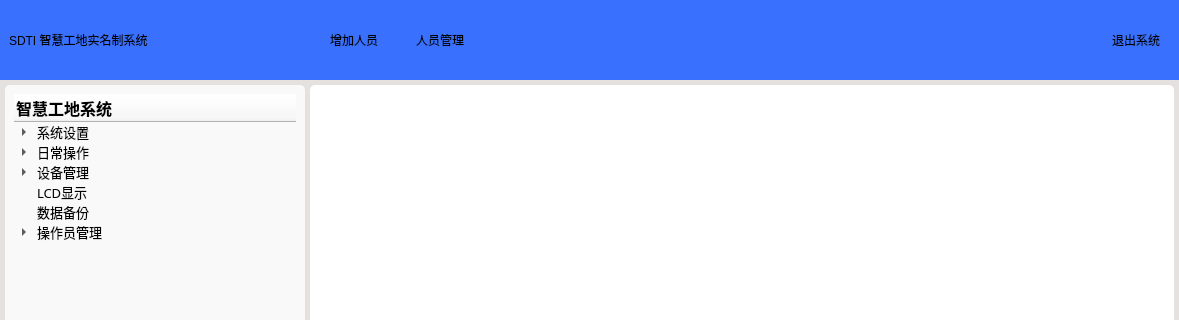
Qt form views/mainUi.ui (jamesandjim/wisdom_site) before a commit; both pictures show x 0 to 1179 and y 0 to 320 of the 1179 by 800 pixel window.
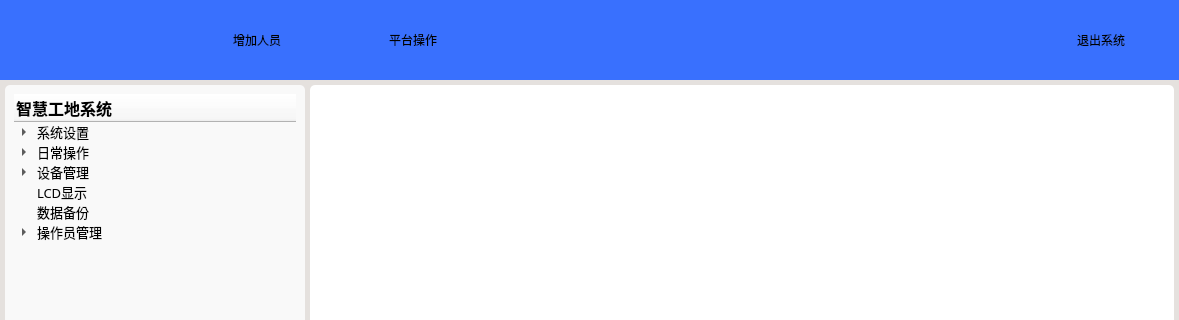
The same form after that commit. Icons and pictures are not drawn.

Patch:
```diff
--- a/views/mainUi.ui
+++ b/views/mainUi.ui
@@ -120,7 +120,10 @@
           <item>
            <widget class="QLabel" name="label">
             <property name="text">
-             <string>SDTI 智慧工地实名制系统</string>
+             <string/>
+            </property>
+            <property name="pixmap">
+             <pixmap resource="../resource.qrc">:/ico/resource/ico/sdti.png</pixmap>
             </property>
            </widget>
           </item>
@@ -150,8 +153,8 @@
             </property>
             <property name="minimumSize">
              <size>
-              <width>40</width>
-              <height>40</height>
+              <width>150</width>
+              <height>80</height>
              </size>
             </property>
             <property name="maximumSize">
@@ -169,8 +172,8 @@
             </property>
             <property name="iconSize">
              <size>
-              <width>40</width>
-              <height>40</height>
+              <width>80</width>
+              <height>80</height>
              </size>
             </property>
             <property name="flat">
@@ -188,18 +191,18 @@
             </property>
             <property name="minimumSize">
              <size>
-              <width>40</width>
-              <height>40</height>
+              <width>150</width>
+              <height>80</height>
              </size>
             </property>
             <property name="maximumSize">
              <size>
-              <width>100</width>
+              <width>150</width>
               <height>80</height>
              </size>
             </property>
             <property name="text">
-             <string>人员管理</string>
+             <string>平台操作</string>
             </property>
             <property name="icon">
              <iconset resource="../resource.qrc">
@@ -207,8 +210,8 @@
             </property>
             <property name="iconSize">
              <size>
-              <width>40</width>
-              <height>40</height>
+              <width>80</width>
+              <height>80</height>
              </size>
             </property>
             <property name="flat">
@@ -239,13 +242,13 @@
             </property>
             <property name="minimumSize">
              <size>
-              <width>40</width>
-              <height>40</height>
+              <width>150</width>
+              <height>80</height>
              </size>
             </property>
             <property name="maximumSize">
              <size>
-              <width>100</width>
+              <width>150</width>
               <height>80</height>
              </size>
             </property>
@@ -258,8 +261,8 @@
             </property>
             <property name="iconSize">
              <size>
-              <width>40</width>
-              <height>40</height>
+              <width>80</width>
+              <height>80</height>
              </size>
             </property>
             <property name="flat">
```
Left out of the diff: 6 changed lines with no effect on the pictures.
